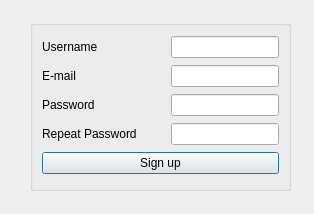
Before: the Qt Designer form registrationwindow.ui in dpucilowski/QtApp, drawn with Qt 5.
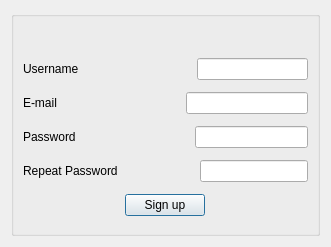
After: the same form once the commit is applied.

What changed in the file:
```diff
--- a/registrationwindow.ui
+++ b/registrationwindow.ui
@@ -6,26 +6,33 @@
    <rect>
     <x>0</x>
     <y>0</y>
-    <width>314</width>
-    <height>214</height>
+    <width>331</width>
+    <height>247</height>
    </rect>
   </property>
   <property name="windowTitle">
    <string>Dialog</string>
   </property>
+  <layout class="QVBoxLayout" name="verticalLayout_2">
+   <item>
   <widget class="QGroupBox" name="groupBox">
-   <property name="geometry">
-    <rect>
-     <x>30</x>
-     <y>20</y>
-     <width>261</width>
-     <height>171</height>
-    </rect>
-   </property>
    <property name="title">
     <string/>
    </property>
    <layout class="QVBoxLayout" name="verticalLayout">
+      <item>
+       <widget class="QLabel" name="label_signupinfo">
+        <property name="sizePolicy">
+         <sizepolicy hsizetype="Preferred" vsizetype="Maximum">
+          <horstretch>0</horstretch>
+          <verstretch>0</verstretch>
+         </sizepolicy>
+        </property>
+        <property name="text">
+         <string/>
+        </property>
+       </widget>
+      </item>
     <item>
      <layout class="QHBoxLayout" name="horizontalLayout">
       <item>
@@ -154,8 +161,41 @@
       </item>
      </layout>
     </item>
-    <item>
+      <item alignment="Qt::AlignHCenter">
      <widget class="QPushButton" name="pushButton_signup">
+        <property name="enabled">
+         <bool>true</bool>
+        </property>
+        <property name="sizePolicy">
+         <sizepolicy hsizetype="Maximum" vsizetype="Fixed">
+          <horstretch>0</horstretch>
+          <verstretch>0</verstretch>
+         </sizepolicy>
+        </property>
+        <property name="font">
+         <font>
+          <weight>50</weight>
+          <italic>false</italic>
+          <bold>false</bold>
+          <strikeout>false</strikeout>
+          <kerning>true</kerning>
+         </font>
+        </property>
+        <property name="cursor">
+         <cursorShape>PointingHandCursor</cursorShape>
+        </property>
+        <property name="acceptDrops">
+         <bool>false</bool>
+        </property>
+        <property name="layoutDirection">
+         <enum>Qt::LeftToRight</enum>
+        </property>
+        <property name="autoFillBackground">
+         <bool>false</bool>
+        </property>
+        <property name="styleSheet">
+         <string notr="true"/>
+        </property>
       <property name="text">
        <string>Sign up</string>
       </property>
@@ -163,6 +203,8 @@
     </item>
    </layout>
   </widget>
+   </item>
+  </layout>
  </widget>
  <resources/>
  <connections/>
```
Left out of the diff: 2 changed lines with no effect on the pictures. Lines whose indentation alone changed are shown as unchanged.
